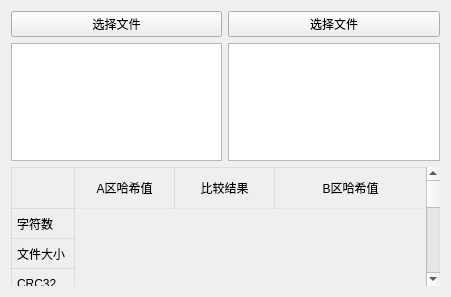
The window that plugins/fhc/fhc.ui (abcdesteve/Toolbox) describes before a commit, drawn with Qt 5.
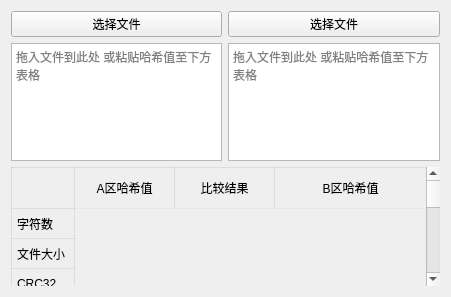
The same window after the commit. Icons and pictures are not drawn. Custom widgets are drawn as their Qt base class.

Commit message: 1.修复了上个版本移除焦点之后FHC无法给A区选择文件的bug 2.为拖拽文件添加了提示 3.为FSA添加了快照向导并实现了文件列表逻辑

The edit to the form file:
```diff
--- a/plugins/fhc/fhc.ui
+++ b/plugins/fhc/fhc.ui
@@ -42,6 +42,12 @@
      <property name="acceptDrops">
       <bool>false</bool>
      </property>
+     <property name="tabChangesFocus">
+      <bool>true</bool>
+     </property>
+     <property name="placeholderText">
+      <string>拖入文件到此处 或粘贴哈希值至下方表格</string>
+     </property>
     </widget>
    </item>
    <item row="1" column="1">
@@ -49,6 +55,12 @@
      <property name="acceptDrops">
       <bool>false</bool>
      </property>
+     <property name="tabChangesFocus">
+      <bool>true</bool>
+     </property>
+     <property name="placeholderText">
+      <string>拖入文件到此处 或粘贴哈希值至下方表格</string>
+     </property>
     </widget>
    </item>
    <item row="2" column="0" colspan="2">
```
The commit also changes 14 other files.
